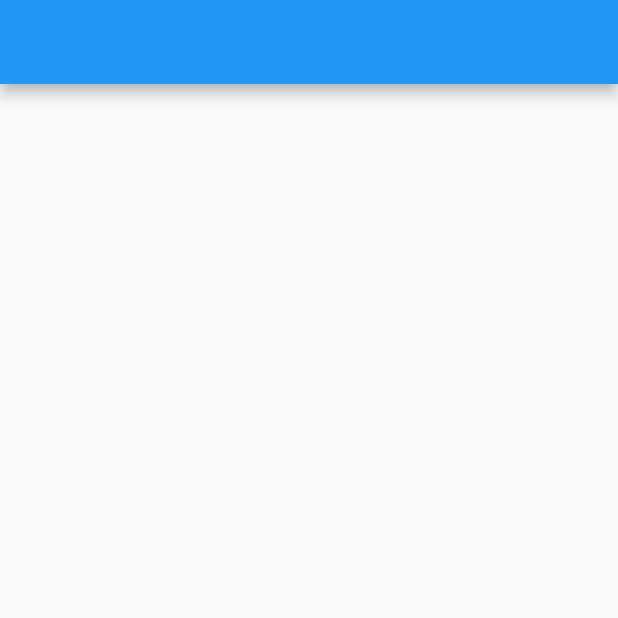
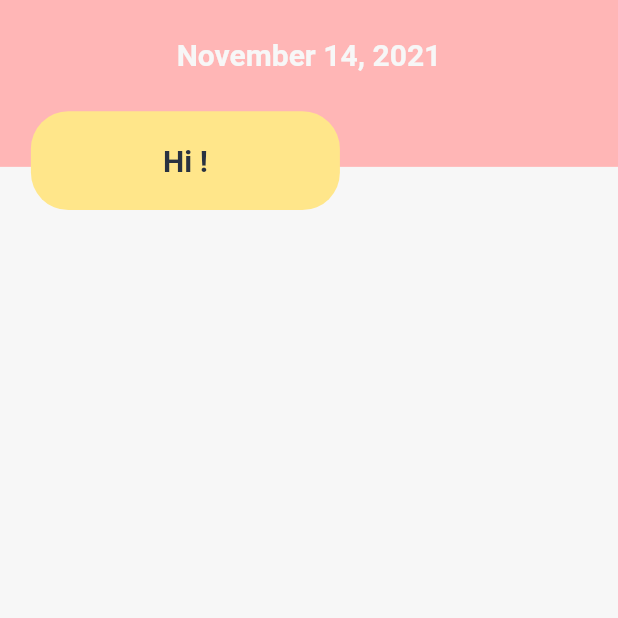
Before and after one commit to hectordelangel/moodamay, a Flutter app: the Home screen opened directly, on a phone screen of 412 x 824 dp, the top half of it. Run offline on Flutter 3.47's test engine with Material 2 defaults, Android fonts, the phone set to English and light mode, and no system bars; our stand-ins replace flutter_svg, shared_preferences, velocity_x; accounts and stored records are empty; Roboto replaces fonts that are missing (Poppins).

Commit message:
Home screen demo design

```diff
--- a/lib/home.dart
+++ b/lib/home.dart
@@ -1,5 +1,9 @@
 import 'package:flutter/material.dart';
 import 'package:shared_preferences/shared_preferences.dart';
+import 'package:flutter/material.dart';
+import 'package:moodamay/custom_dialog.dart';
+import '../constant.dart';
+import 'package:intl/intl.dart';
 
 class Home extends StatefulWidget {
   const Home({Key? key}) : super(key: key);
@@ -11,6 +15,8 @@ class Home extends StatefulWidget {
 class _HomeState extends State<Home> {
   String _name = "";
 
+  String _date = "";
+
   void _nameRetriever() async {
     SharedPreferences prefs = await SharedPreferences.getInstance();
     setState(() {
@@ -21,14 +27,65 @@ class _HomeState extends State<Home> {
   @override
   void initState() {
     _nameRetriever();
+    final date = DateFormat.yMMMMd('en_US');
+    _date = date.format(DateTime.now());
     super.initState();
   }
 
   Widget build(BuildContext context) {
     return Scaffold(
-      appBar: AppBar(
-        title: Text('$_name'),
-      ),
-    );
+        body: Container(
+      color: white,
+      child: Column(children: [
+        Container(
+          height: MediaQuery.of(context).size.height * .20,
+          child: Stack(
+            children: [
+              Container(
+                height: MediaQuery.of(context).size.height * .135,
+                color: pink,
+                width: double.infinity,
+                padding: EdgeInsets.only(
+                    top: MediaQuery.of(context).size.height * .03),
+                alignment: Alignment.topCenter,
+                child: Text(_date,
+                    textAlign: TextAlign.center,
+                    style: TextStyle(
+                      fontSize: 20.0,
+                      fontWeight: FontWeight.bold,
+                      fontFamily: 'Poppins',
+                      color: white,
+                    )),
+              ),
+              Positioned(
+                left: MediaQuery.of(context).size.width * .05,
+                top: MediaQuery.of(context).size.height * .09,
+                bottom: MediaQuery.of(context).size.height * .03,
+                child: Row(
+                  children: [
+                    Container(
+                      decoration: BoxDecoration(
+                        color: jasmine,
+                        borderRadius: BorderRadius.circular(25),
+                      ),
+                      width: MediaQuery.of(context).size.width * .5,
+                      alignment: Alignment.center,
+                      child: Text("Hi $_name!",
+                          textAlign: TextAlign.center,
+                          style: const TextStyle(
+                            fontSize: 20.0,
+                            fontWeight: FontWeight.bold,
+                            fontFamily: 'Poppins',
+                            color: Color.fromRGBO(41, 50, 65, 1.0),
+                          )),
+                    ),
+                  ],
+                ),
+              )
+            ],
+          ),
+        )
+      ]),
+    ));
   }
 }
--- a/lib/onboard/onboard.dart
+++ b/lib/onboard/onboard.dart
@@ -133,7 +133,9 @@ class _OnBoardState extends State<OnBoard> {
                               height: 250,
                             ),
                             Padding(
-                              padding: const EdgeInsets.only(top: 30.0),
+                              padding: EdgeInsets.only(
+                                  top:
+                                      MediaQuery.of(context).size.height * .02),
                               child: Text(screens[index].text,
                                   textAlign: TextAlign.center,
                                   style: TextStyle(
@@ -146,7 +148,10 @@ class _OnBoardState extends State<OnBoard> {
                             .8.heightBox,
                             screens[index].input != true
                                 ? Padding(
-                                    padding: const EdgeInsets.only(top: 30.0),
+                                    padding: EdgeInsets.only(
+                                        top:
+                                            MediaQuery.of(context).size.height *
+                                                .02),
                                     child: Text(
                                       screens[index].desc,
                                       textAlign: TextAlign.center,
@@ -158,7 +163,10 @@ class _OnBoardState extends State<OnBoard> {
                                     ),
                                   )
                                 : Padding(
-                                    padding: const EdgeInsets.only(top: 20.0),
+                                    padding: EdgeInsets.only(
+                                        top:
+                                            MediaQuery.of(context).size.height *
+                                                .02),
                                     child: Container(
                                       width: 200.0,
                                       child: Form(
--- a/pubspec.yaml
+++ b/pubspec.yaml
@@ -30,6 +30,7 @@ dependencies:
   shared_preferences: ^2.0.5
   flutter_svg: ^0.21.0-nullsafety.0
   velocity_x: ^3.3.0
+  intl: ^0.17.0
   google_fonts: ^2.0.0
   flutter:
     sdk: flutter
```
Also changed, not shown: pubspec.lock, 6 other files.
